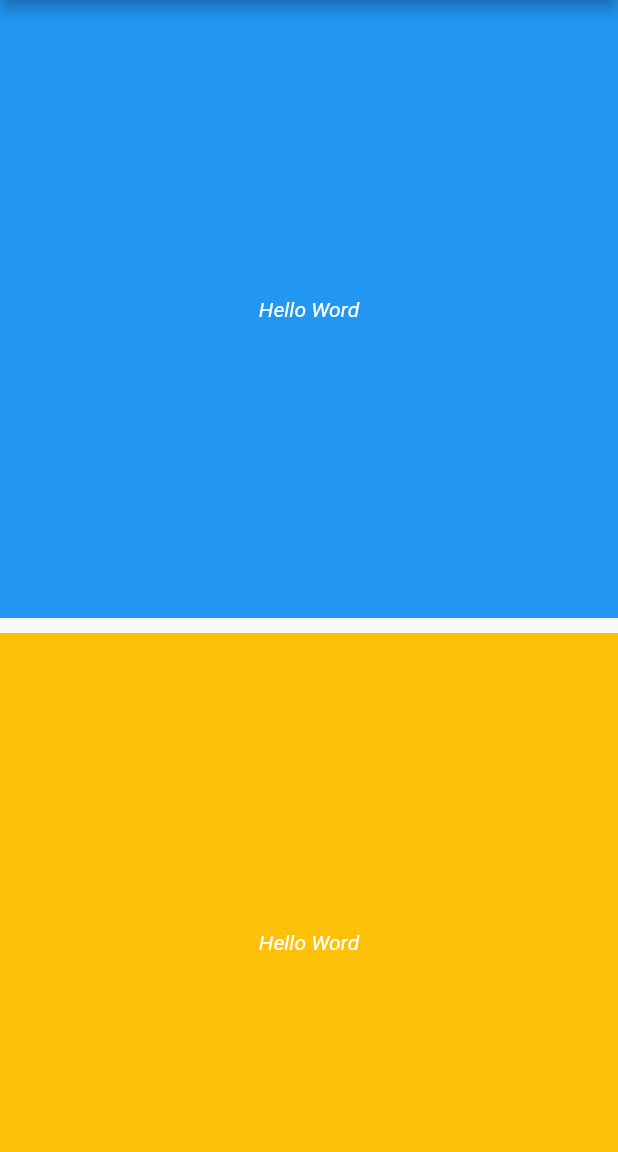
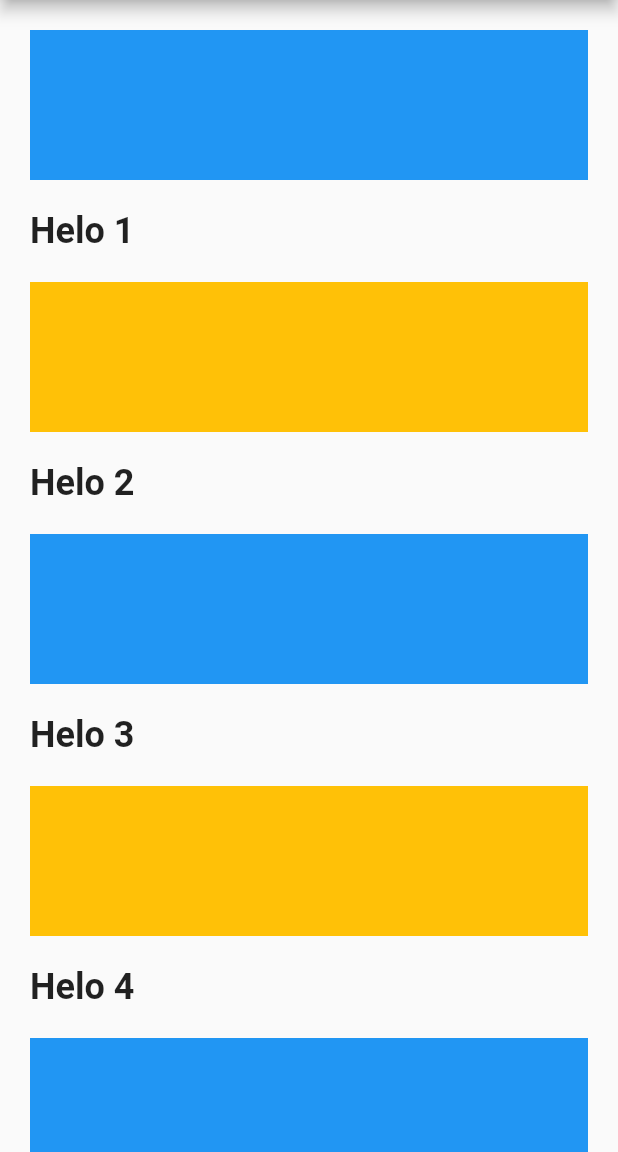
Before and after one commit to kakkooi63/flutter_project, a Flutter app: the Soal_8 screen opened directly, on a phone screen of 412 x 824 dp, the part 84-1236 px from its top. Run offline on Flutter 3.47's test engine with Material 2 defaults, Android fonts, the phone set to English and light mode, and no system bars; network calls fail.

Commit message:
soal 19 dan 20

```diff
--- a/lib/main.dart
+++ b/lib/main.dart
@@ -6,7 +6,8 @@ import './widgets/Soal_4.dart';
 import './widgets/Soal_5.dart';
 import './widgets/Soal_6.dart';
 import './widgets/Soal_7.dart';
-import './widgets/Soal_8.dart';
+import 'widgets/Soal_19.dart';
+import 'widgets/Soal_20.dart';
 
 void main() {
   runApp(const MyApp());
@@ -19,7 +20,7 @@ class MyApp extends StatelessWidget {
   Widget build(BuildContext context) {
     return MaterialApp(
       debugShowCheckedModeBanner: false,
-      home: Soal_8(),
+      home: Soal_20(),
     );
   }
 }
--- a/lib/widgets/Soal_8.dart
+++ b/lib/widgets/Soal_8.dart
@@ -23,45 +23,58 @@ class Soal_8 extends StatelessWidget {
               icon: Icon(Icons.more_vert),
             )
           ]),
-        body: GridView.builder(
+      body: ListView.builder(
+          padding: EdgeInsets.all(20),
           itemCount: 50,
-            gridDelegate: SliverGridDelegateWithFixedCrossAxisCount(
-              crossAxisCount: 1,
-              mainAxisSpacing: 10,
-              crossAxisSpacing: 10,
-            ),
           itemBuilder: (context, index) {
             if (index % 2 == 0) {
-                return Container(
-                    width: 10,
-                    height: 10,
+              return Padding(
+                padding: const EdgeInsets.only(bottom: 20),
+                child: Column(
+                  crossAxisAlignment: CrossAxisAlignment.start,
+                  children: [
+                    Container(
+                      height: 100,
                       color: Colors.blue,
-                    child: Center(
-                      child: Text(
-                        "Hello Word",
+                    ),
+                    SizedBox(
+                      height: 20,
+                    ),
+                    Text(
+                      "Helo ${index + 1}",
                       style: TextStyle(
-                          fontSize: 14,
-                          fontStyle: FontStyle.italic,
-                          color: Colors.white,
+                        fontSize: 24,
+                        fontWeight: FontWeight.bold,
                       ),
                     ),
-                    ));
+                  ],
+                ),
+              );
             } else {
-                return Container(
-                    width: 100,
+              return Padding(
+                padding: const EdgeInsets.only(bottom: 20),
+                child: Column(
+                  crossAxisAlignment: CrossAxisAlignment.start,
+                  children: [
+                    Container(
                       height: 100,
                       color: Colors.amber,
-                    child: Center(
-                      child: Text(
-                        "Hello Word",
+                    ),
+                    SizedBox(
+                      height: 20,
+                    ),
+                    Text(
+                      "Helo ${index + 1}",
                       style: TextStyle(
-                          fontSize: 14,
-                          fontStyle: FontStyle.italic,
-                          color: Colors.white,
+                        fontSize: 24,
+                        fontWeight: FontWeight.bold,
                       ),
+                    )
+                  ],
                 ),
-                    ));
+              );
             }
-            }));
+          }),
+    );
   }
 }
```
Also changed, not shown: lib/widgets/Soal_19.dart (added, +55 -0 lines), lib/widgets/Soal_20.dart (added, +56 -0 lines). Lines whose indentation alone changed are shown as unchanged.
